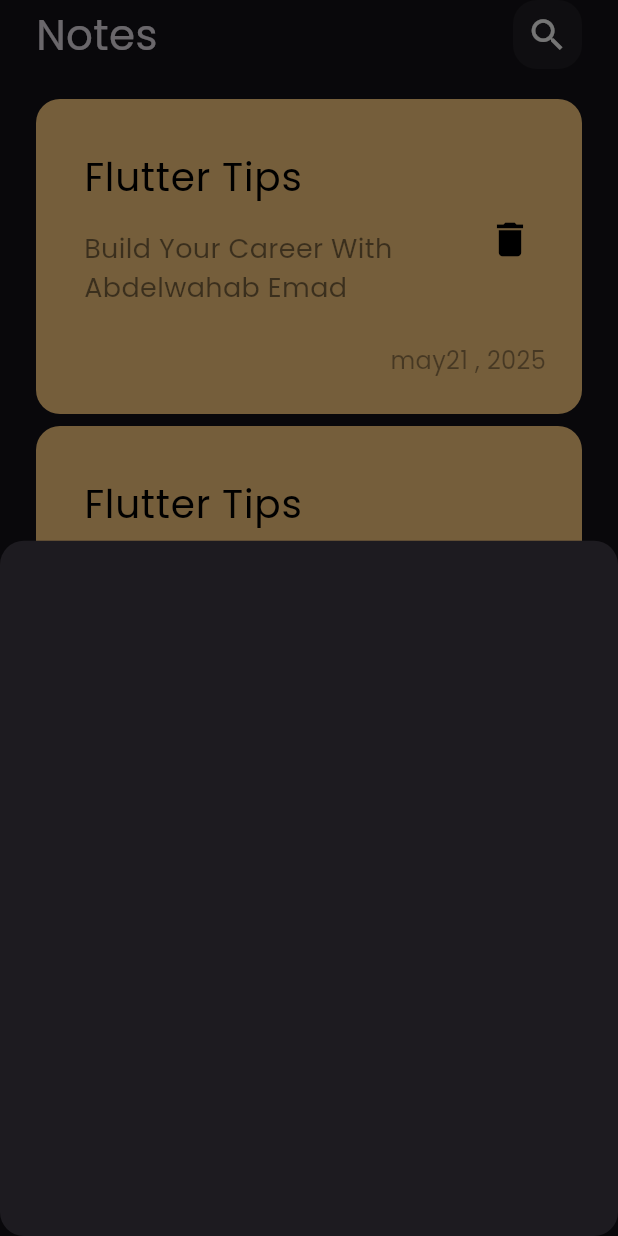
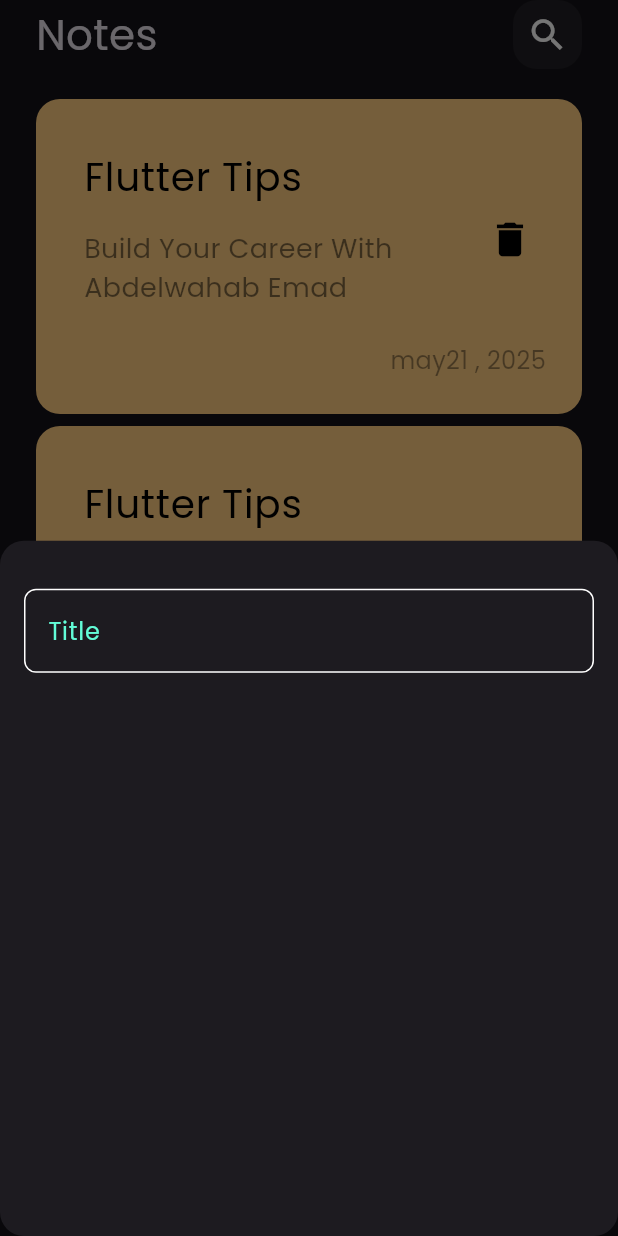
Before and after one commit to abdelwahabtest/notes_app, a Flutter app: the screen it shows after launch, after a tap on the "add" icon, on a phone screen of 412 x 824 dp. Run offline on Flutter 3.47's test engine with Material 3 defaults, Android fonts, the phone set to English and light mode, and no system bars.

Commit message:
create custom text field

```diff
--- /dev/null
+++ b/lib/constants.dart
@@ -0,0 +1,3 @@
+import 'package:flutter/cupertino.dart';
+
+const kPrimaryColor = Color(0xff62FCD7);
--- a/lib/widgets/add_note_bottom_sheet.dart
+++ b/lib/widgets/add_note_bottom_sheet.dart
@@ -1,10 +1,19 @@
 import 'package:flutter/material.dart';
+import 'package:notes_app/widgets/custom_text_field.dart';
 
 class AddNotesBottomSheet extends StatelessWidget {
   const AddNotesBottomSheet({super.key});
 
   @override
   Widget build(BuildContext context) {
-    return Container();
+    return Padding(
+      padding: const EdgeInsets.symmetric(horizontal: 16),
+      child: Column(
+        children: [
+          SizedBox(height: 32,),
+          CustomTextField(),
+        ],
+      ),
+    );
   }
 }
--- /dev/null
+++ b/lib/widgets/custom_text_field.dart
@@ -0,0 +1,29 @@
+import 'package:flutter/material.dart';
+import 'package:notes_app/constants.dart';
+
+class CustomTextField extends StatelessWidget {
+  const CustomTextField({super.key});
+
+  @override
+  Widget build(BuildContext context) {
+    return TextField(
+      cursorColor: kPrimaryColor,
+      decoration: InputDecoration(
+        hintText: 'Title',
+        hintStyle: const TextStyle(color: kPrimaryColor),
+        border: buildBorder(),
+        enabledBorder: buildBorder(),
+        focusedBorder: buildBorder(kPrimaryColor),
+      ),
+    );
+  }
+
+  OutlineInputBorder buildBorder([color]) {
+    return OutlineInputBorder(
+        borderRadius: BorderRadius.circular(8),
+        borderSide: BorderSide(
+          color: color ?? Colors.white,
+        ),
+      );
+  }
+}
```
